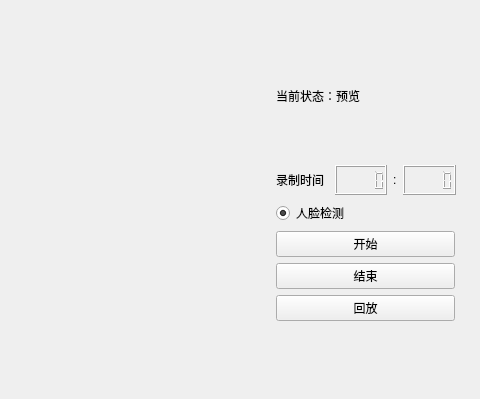
First picture: the form in Qt5OpenCV3.4/mainwindow.ui, repository UESTC-ProjectM4/CameraRecord, before the edit; both pictures show x 231 to 711 and y 0 to 399 of the 711 by 399 pixel window.
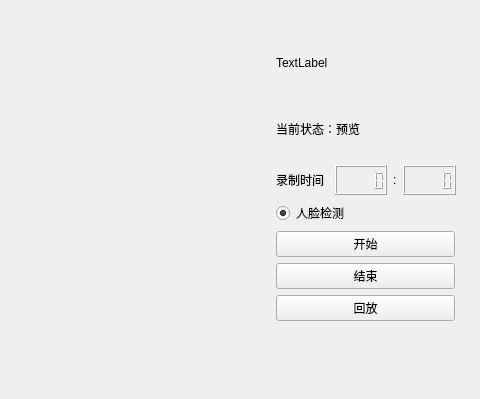
Second picture: the form after the edit.

The edit to the form file:
```diff
--- a/Qt5OpenCV3.4/mainwindow.ui
+++ b/Qt5OpenCV3.4/mainwindow.ui
@@ -43,6 +43,13 @@
      </rect>
     </property>
     <layout class="QVBoxLayout" name="verticalLayout">
+     <item>
+      <widget class="QLabel" name="dateLabel">
+       <property name="text">
+        <string>TextLabel</string>
+       </property>
+      </widget>
+     </item>
      <item>
       <widget class="QLabel" name="stateLabel">
        <property name="maximumSize">
```
